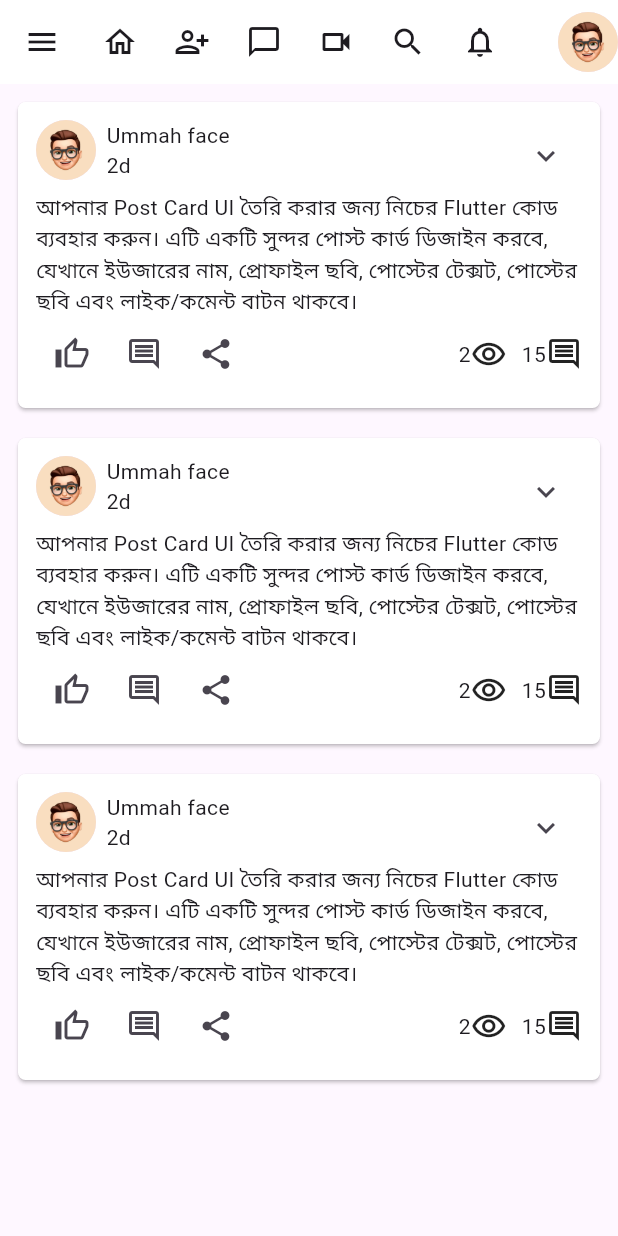
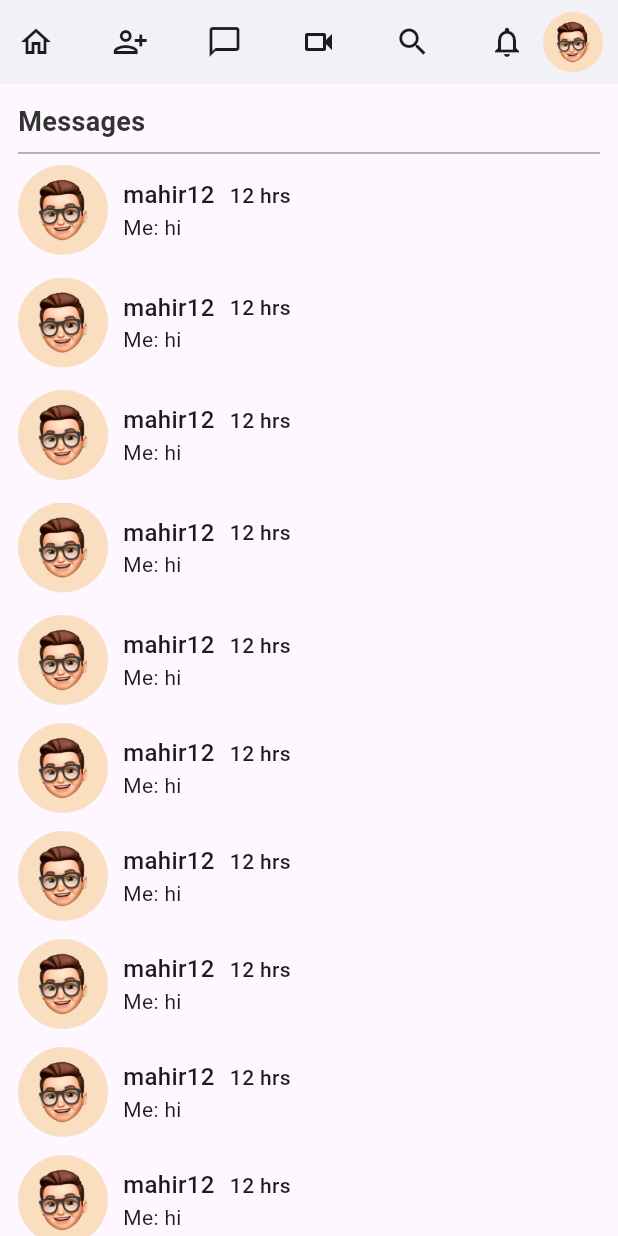
Before and after one commit to dev-mahir/ummahface, a Flutter app: the screen it shows after launch, after a tap on the "chat bubble outline" icon, on a phone screen of 412 x 824 dp. Run offline on Flutter 3.47's test engine with Material 3 defaults, Android fonts, the phone set to English and light mode, and no system bars.

Commit message:
added chat screen

```diff
--- a/lib/constants/constants.dart
+++ b/lib/constants/constants.dart
@@ -1,5 +1,6 @@
 import 'package:flutter/material.dart';
 import 'package:ummahface/screens/feed.dart';
+import 'package:ummahface/screens/find-friends.dart';
 import 'package:ummahface/screens/message.dart';
 import 'package:ummahface/screens/saved_post.dart';
 import 'package:ummahface/screens/video.dart';
@@ -8,9 +9,9 @@ import 'package:ummahface/screens/video.dart';
 
 final List<Map<String, dynamic>> appBarItems = [
   {'icon': Icon(Icons.home_outlined), 'widget': Feed()},
-  {'icon': Icon(Icons.person_add_alt_1_outlined), 'widget': Feed()},
-  {'icon': Icon(Icons.chat_bubble_outline), 'widget': Feed()},
-  {'icon': Icon(Icons.videocam_outlined), 'widget': Feed()},
+  {'icon': Icon(Icons.person_add_alt_1_outlined), 'widget': FindFriends()},
+  {'icon': Icon(Icons.chat_bubble_outline), 'widget': Message()},
+  {'icon': Icon(Icons.videocam_outlined), 'widget': const Video()},
   {'icon': Icon(Icons.search), 'widget': Feed()},
   {'icon': Icon(Icons.notifications_none), 'widget': Feed()},
 ];
--- a/lib/main.dart
+++ b/lib/main.dart
@@ -37,33 +37,6 @@ class _HomePageState extends State<HomePage> {
   @override
   Widget build(BuildContext context) {
     return Scaffold(
-      appBar: AppBar(
-        backgroundColor: Colors.white,
-        elevation: 3,
-        title: Row(
-          children: [
-            IconButton(onPressed: () {}, icon: Icon(Icons.home_outlined)),
-            IconButton(onPressed: () {}, icon: Icon(Icons.search)),
-            IconButton(onPressed: () {}, icon: Icon(Icons.person_add_alt)),
-            IconButton(onPressed: () {}, icon: Icon(Icons.chat_bubble_outline)),
-            IconButton(onPressed: () {}, icon: Icon(Icons.notifications_none)),
-          ],
-        ),
-        actions: [
-          GestureDetector(
-            onTap: () {
-              Navigator.push(
-                context,
-                MaterialPageRoute(builder: (context) => Profile()),
-              );
-            },
-            child: CircleAvatar(
-              backgroundImage: AssetImage('images/avatar.png'),
-            ),
-          ),
-        ],
-      ),
-
       drawer: CustomDrawer(),
       body: !isLoggedIn ? Feed() : Feed(),
     );
--- a/lib/screens/feed.dart
+++ b/lib/screens/feed.dart
@@ -13,6 +13,7 @@ class _FeedState extends State<Feed> {
   @override
   Widget build(BuildContext context) {
     return MainLayout(
+      child: SingleChildScrollView(
         child: Padding(
           padding: EdgeInsets.all(8),
           child: Column(
@@ -26,6 +27,7 @@ class _FeedState extends State<Feed> {
             ],
           ),
         ),
+      ),
     );
   }
 }
--- a/lib/screens/message.dart
+++ b/lib/screens/message.dart
@@ -1,5 +1,7 @@
 import 'package:flutter/material.dart';
+import 'package:ummahface/screens/chat.dart';
 import 'package:ummahface/widgets/main_layout.dart';
+import 'package:ummahface/widgets/message_card.dart';
 
 class Message extends StatefulWidget {
   const Message({Key? key}) : super(key: key);
@@ -11,6 +13,67 @@ class Message extends StatefulWidget {
 class _MessageState extends State<Message> {
   @override
   Widget build(BuildContext context) {
-    return MainLayout(child: Text("Message"));
+    return MainLayout(
+      child: SingleChildScrollView(
+        child: Padding(
+          padding: EdgeInsets.all(12),
+          child: Column(
+            crossAxisAlignment: CrossAxisAlignment.start,
+            children: [
+              Text(
+                "Messages",
+                style: TextStyle(
+                  fontWeight: FontWeight.w700,
+                  fontSize: 18,
+                  color: Color(0xFF333333),
+                ),
+              ),
+              Divider(thickness: 1, color: Colors.grey),
+              GestureDetector(
+                onTap: () {
+                  Navigator.push(
+                    context,
+                    MaterialPageRoute(builder: (context) => ChatScreen()),
+                  );
+                },
+                child: MessageCard(),
+              ),
+              SizedBox(height: 15),
+              MessageCard(),
+              SizedBox(height: 15),
+              MessageCard(),
+              SizedBox(height: 15),
+              MessageCard(),
+              SizedBox(height: 15),
+              MessageCard(),
+              SizedBox(height: 12),
+              MessageCard(),
+              SizedBox(height: 12),
+              MessageCard(),
+              SizedBox(height: 12),
+              MessageCard(),
+              SizedBox(height: 12),
+              MessageCard(),
+              SizedBox(height: 12),
+              MessageCard(),
+              SizedBox(height: 12),
+              MessageCard(),
+              SizedBox(height: 12),
+              MessageCard(),
+              SizedBox(height: 12),
+              MessageCard(),
+              SizedBox(height: 12),
+              MessageCard(),
+              SizedBox(height: 12),
+              MessageCard(),
+              SizedBox(height: 12),
+              MessageCard(),
+              SizedBox(height: 12),
+              MessageCard(),
+            ],
+          ),
+        ),
+      ),
+    );
   }
 }
--- /dev/null
+++ b/lib/widgets/CustomCircleAvatar.dart
@@ -0,0 +1,27 @@
+import 'package:flutter/material.dart';
+
+class CustomCircleAvatar extends StatelessWidget {
+  final dynamic imagePath;
+  final double size;
+  final double borderRadius;
+
+  const CustomCircleAvatar({
+    Key? key,
+    required this.size,
+    required this.borderRadius,
+    required this.imagePath,
+  }) : super(key: key);
+
+  @override
+  Widget build(BuildContext context) {
+    return ClipRRect(
+      borderRadius: BorderRadius.circular(borderRadius),
+      child: Image.asset(
+        imagePath,
+        width: size,
+        height: size,
+        fit: BoxFit.cover,
+      ),
+    );
+  }
+}
--- a/lib/widgets/custom_drawer.dart
+++ b/lib/widgets/custom_drawer.dart
@@ -10,6 +10,7 @@ class CustomDrawer extends StatelessWidget {
         bottomLeft: Radius.circular(0),
       ),
       child: Drawer(
+
         child: ListView(
           padding: EdgeInsets.zero,
           children: [
--- a/lib/widgets/main_layout.dart
+++ b/lib/widgets/main_layout.dart
@@ -1,8 +1,8 @@
 import 'package:flutter/material.dart';
 import 'package:ummahface/constants/constants.dart';
-import 'package:ummahface/screens/feed.dart';
-import 'package:ummahface/screens/profile.dart';
 import 'package:ummahface/widgets/custom_drawer.dart';
+
+
 
 class MainLayout extends StatelessWidget {
   final Widget child;
@@ -14,42 +14,46 @@ class MainLayout extends StatelessWidget {
     return Scaffold(
       appBar: AppBar(
         backgroundColor: Colors.white,
+        elevation: 3,
+        automaticallyImplyLeading: false,
         titleSpacing: 0,
         title: Row(
-          mainAxisAlignment: MainAxisAlignment.start,
-          children: [
-            ...appBarItems
-                .map(
-                  (item) => IconButton(
+          mainAxisAlignment: MainAxisAlignment.spaceBetween,
+          children:
+              appBarItems.map((item) {
+                return IconButton(
+                  icon: item['icon'],
                   onPressed: () {
                     Navigator.push(
                       context,
-                        MaterialPageRoute(builder: (context) => item['widget']),
+                      MaterialPageRoute(
+                        builder: (context) => item['widget'],
+                      ),
                     );
                   },
-                    icon: item['icon'],
-                  ),
-                )
-                .toList(),
-
-
-          ],
+                );
+              }).toList(),
         ),
         actions: [
-          GestureDetector(
+          Builder(
+            builder:
+                (context) => GestureDetector(
                   onTap: () {
-              Navigator.push(
+                    Scaffold.of(
                       context,
-                MaterialPageRoute(builder: (context) => Profile()),
-              );
+                    ).openEndDrawer(); // ✅ Avatar Click -> Open Drawer
                   },
+                  child: Padding(
+                    padding: const EdgeInsets.only(right: 10),
                     child: CircleAvatar(
                       backgroundImage: AssetImage('images/avatar.png'),
                     ),
                   ),
+                ),
+          ),
         ],
       ),
-      drawer: CustomDrawer(),
+      endDrawer: CustomDrawer(),
       body: child,
     );
   }
--- /dev/null
+++ b/lib/widgets/message_card.dart
@@ -0,0 +1,44 @@
+import 'package:flutter/material.dart';
+import 'package:ummahface/widgets/CustomCircleAvatar.dart';
+
+class MessageCard extends StatefulWidget {
+  const MessageCard({Key? key}) : super(key: key);
+
+  @override
+  _MessageCardState createState() => _MessageCardState();
+}
+
+class _MessageCardState extends State<MessageCard> {
+  @override
+  Widget build(BuildContext context) {
+    return Row(
+      children: [
+        CustomCircleAvatar(
+          size: 60,
+          borderRadius: 50,
+          imagePath: 'images/avatar.png',
+        ),
+        SizedBox(width: 10),
+        Column(
+          crossAxisAlignment: CrossAxisAlignment.start,
+          children: [
+            Row(
+              children: [
+                Text(
+                  'mahir12',
+                  style: TextStyle(fontWeight: FontWeight.w500, fontSize: 16),
+                ),
+                SizedBox(width: 10),
+                Text(
+                  '12 hrs',
+                  style: TextStyle(fontWeight: FontWeight.w500, fontSize: 14),
+                ),
+              ],
+            ),
+            Text('Me: hi'),
+          ],
+        ),
+      ],
+    );
+  }
+}
--- a/lib/widgets/post_card.dart
+++ b/lib/widgets/post_card.dart
@@ -19,6 +19,7 @@ class _PostCardState extends State<PostCard> {
       child: Padding(
         padding: EdgeInsets.all(12),
         child: Column(
+          crossAxisAlignment: CrossAxisAlignment.start,
           children: [
             Row(
               mainAxisAlignment: MainAxisAlignment.spaceBetween,
```
Also changed, not shown: lib/screens/chat.dart (added, +170 -0 lines), lib/screens/find-friends.dart (added, +15 -0 lines). Lines whose indentation alone changed are shown as unchanged.
